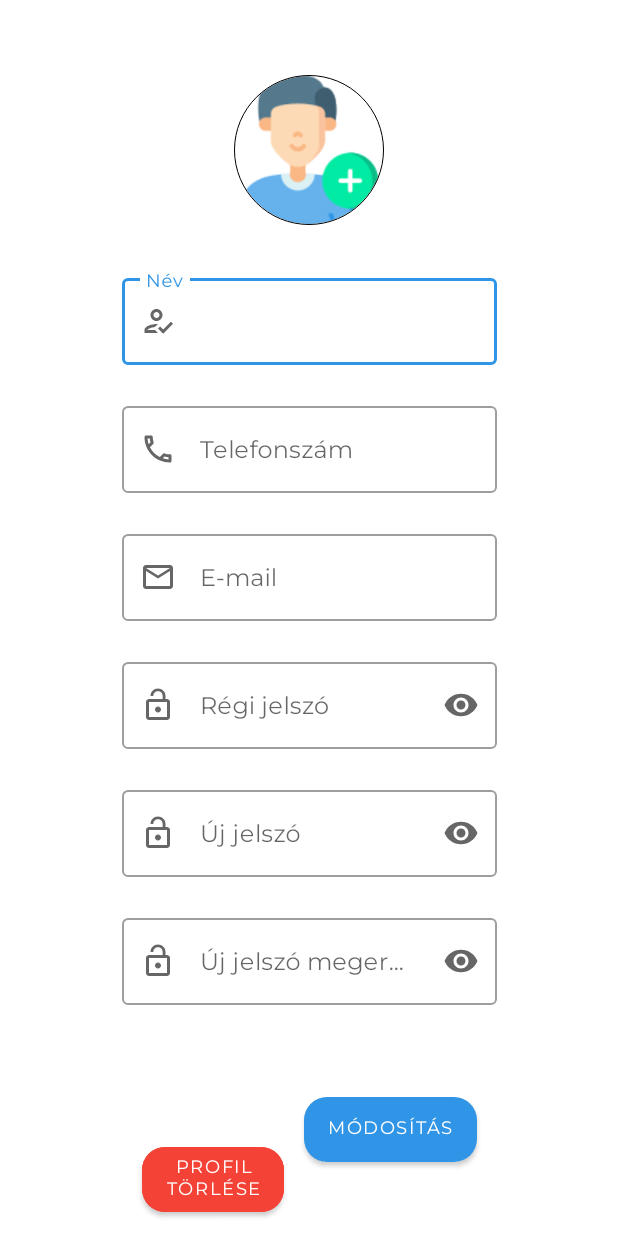
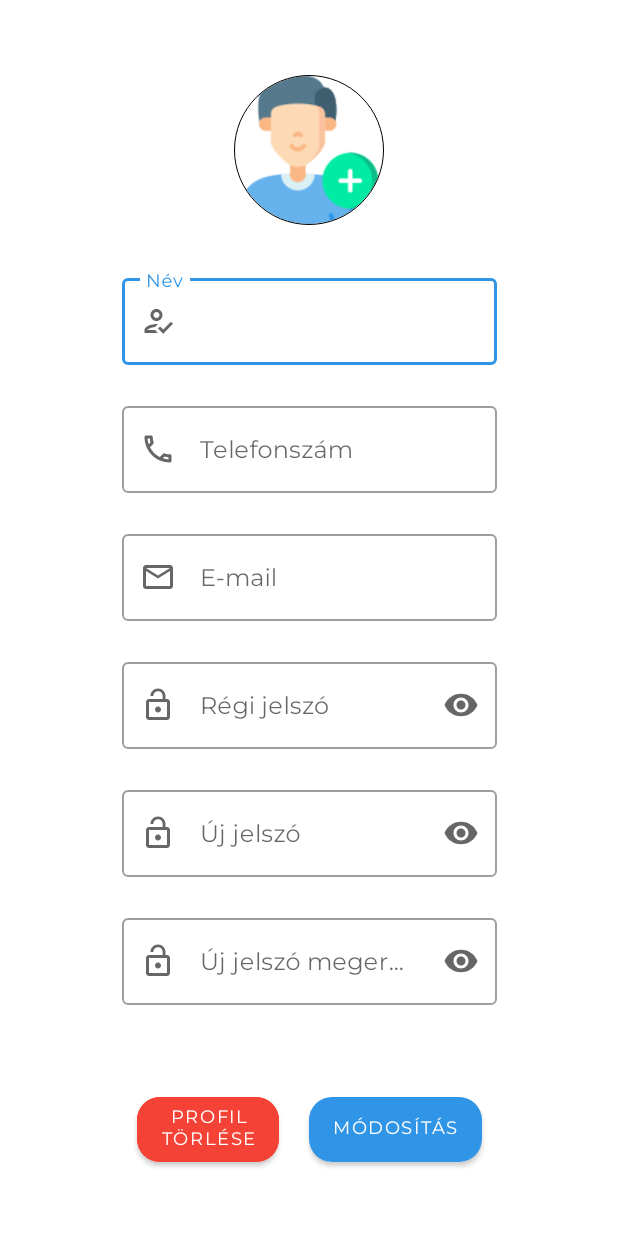
Before and after one commit to boszedave/findmeamechanic, an Android app: the layout fragment_client_profile_modify.xml on its own in the app's theme, with its tools: preview values and no code run, on a phone screen of 412 x 824 dp. Run offline under Robolectric (Android 15) with nearby library versions, the phone set to English and light mode, and no system bars.

Commit message:
profile modify - different layout for Google sign in

```diff
--- a/app/src/main/res/layout/fragment_client_profile_modify.xml
+++ b/app/src/main/res/layout/fragment_client_profile_modify.xml
@@ -151,14 +151,16 @@
             android:id="@+id/button_delete_profile"
             android:layout_width="wrap_content"
             android:layout_height="55dp"
+            android:layout_marginEnd="10dp"
             android:layout_marginBottom="10dp"
             android:backgroundTint="@color/button_error"
-            android:text="Profil\ntörlése"
+            android:text="@string/btn_delete_profile"
             android:textSize="12sp"
             app:cornerRadius="15dp"
             app:layout_constraintBottom_toBottomOf="parent"
             app:layout_constraintEnd_toStartOf="@+id/button_modify_profile"
-            app:layout_constraintStart_toStartOf="@id/textField_modify_password_confirm" />
+            app:layout_constraintStart_toStartOf="@id/textField_modify_password_confirm"
+            app:layout_constraintTop_toBottomOf="@+id/textField_modify_password_confirm" />
 
     </androidx.constraintlayout.widget.ConstraintLayout>
 
--- a/app/src/main/res/layout/fragment_repairman_profile_modify.xml
+++ b/app/src/main/res/layout/fragment_repairman_profile_modify.xml
@@ -301,6 +301,7 @@
             android:id="@+id/button_delete_profile"
             android:layout_width="wrap_content"
             android:layout_height="55dp"
+            android:layout_marginEnd="10dp"
             android:layout_marginBottom="10dp"
             android:backgroundTint="@color/button_error"
             android:text="Profil\ntörlése"
--- a/app/src/main/res/values/strings.xml
+++ b/app/src/main/res/values/strings.xml
@@ -86,4 +86,5 @@
     <string name="password_old">Régi jelszó</string>
     <string name="password_new">Új jelszó</string>
     <string name="password_new_confirm">Új jelszó megerősítése</string>
+    <string name="btn_delete_profile">Profil\ntörlése</string>
 </resources>
```
Also changed, not shown: app/src/main/java/com/sze/findmeamechanic/fragments/client/ProfileModifyFragment.java (+23 -2 lines), app/src/main/java/com/sze/findmeamechanic/fragments/repairman/ProfileModifyFragment.java (+23 -2 lines).
